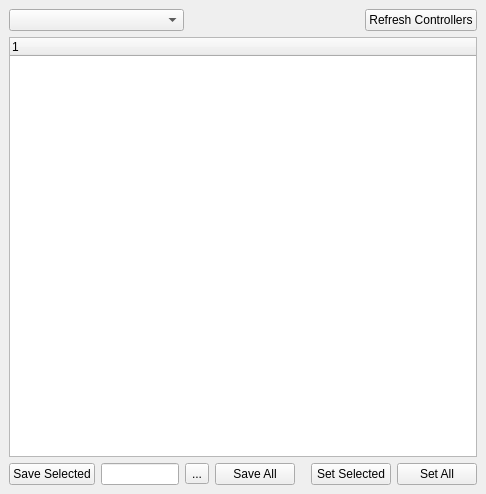
Before: the Qt Designer form sr_gui_controller_tuner/uis/SrGuiControllerTuner.ui in shadow-robot/sr-ros-interface, drawn with Qt 5.
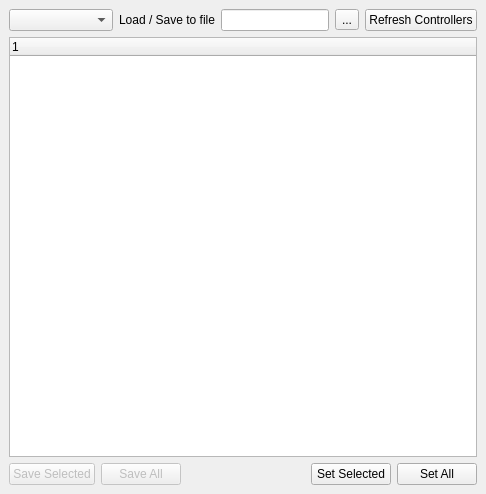
After: the same form once the commit is applied.

The edit to the form file:
```diff
--- a/sr_gui_controller_tuner/uis/SrGuiControllerTuner.ui
+++ b/sr_gui_controller_tuner/uis/SrGuiControllerTuner.ui
@@ -33,17 +33,28 @@
          </widget>
         </item>
         <item>
-         <spacer name="horizontalSpacer">
-          <property name="orientation">
-           <enum>Qt::Horizontal</enum>
+         <widget class="QLabel" name="label">
+          <property name="text">
+           <string>Load / Save to file</string>
           </property>
-          <property name="sizeHint" stdset="0">
-           <size>
-            <width>40</width>
-            <height>20</height>
-           </size>
+         </widget>
+        </item>
+        <item>
+         <widget class="QLineEdit" name="txt_file_path">
+          <property name="toolTip">
+           <string>Choose a controller file to load / save to.</string>
           </property>
-         </spacer>
+          <property name="readOnly">
+           <bool>true</bool>
+          </property>
+         </widget>
+        </item>
+        <item>
+         <widget class="QToolButton" name="btn_select_file_path">
+          <property name="text">
+           <string>...</string>
+          </property>
+         </widget>
         </item>
         <item>
          <widget class="QPushButton" name="btn_refresh_ctrl">
@@ -86,27 +97,19 @@
        <layout class="QHBoxLayout" name="horizontalLayout_4">
         <item>
          <widget class="QPushButton" name="btn_save_selected">
+          <property name="enabled">
+           <bool>false</bool>
+          </property>
           <property name="text">
            <string>Save Selected</string>
           </property>
          </widget>
         </item>
-        <item>
-         <widget class="QLineEdit" name="txt_save_file_path">
-          <property name="readOnly">
-           <bool>true</bool>
-          </property>
-         </widget>
-        </item>
-        <item>
-         <widget class="QToolButton" name="btn_select_file_path">
-          <property name="text">
-           <string>...</string>
-          </property>
-         </widget>
-        </item>
         <item>
          <widget class="QPushButton" name="btn_save_all">
+          <property name="enabled">
+           <bool>false</bool>
+          </property>
           <property name="text">
            <string>Save All</string>
           </property>
```
Left out of the diff: 12 changed lines with no effect on the pictures.
